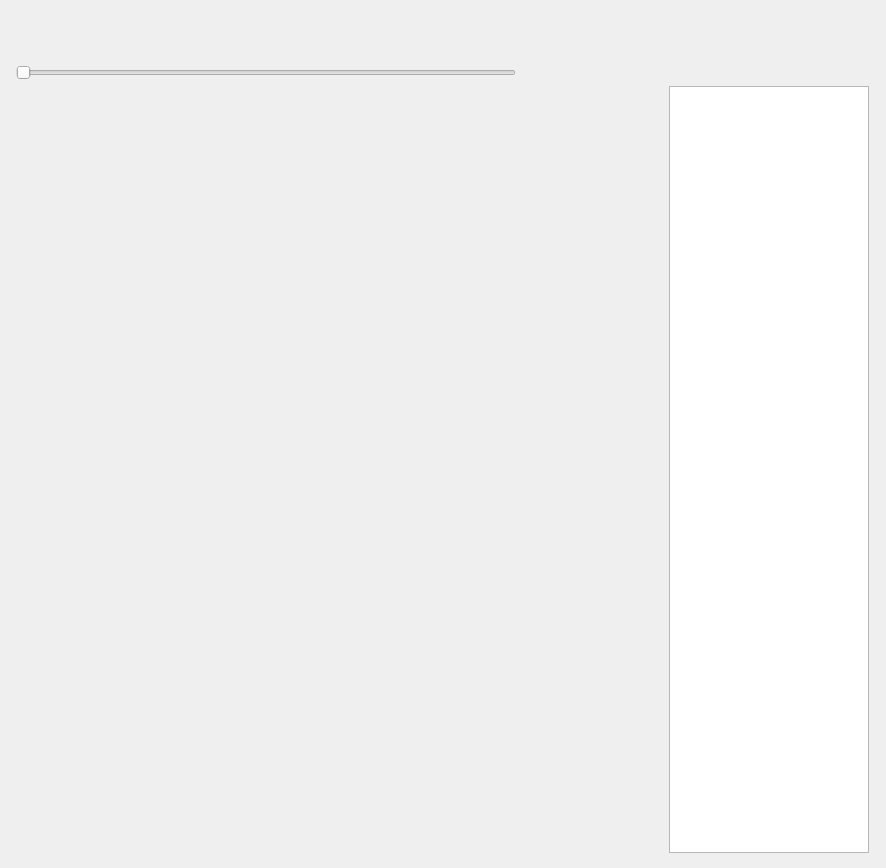
Before: the Qt Designer form mpldesigner/window.ui in dapperfu/PyQt5Scratch, drawn with Qt 5.
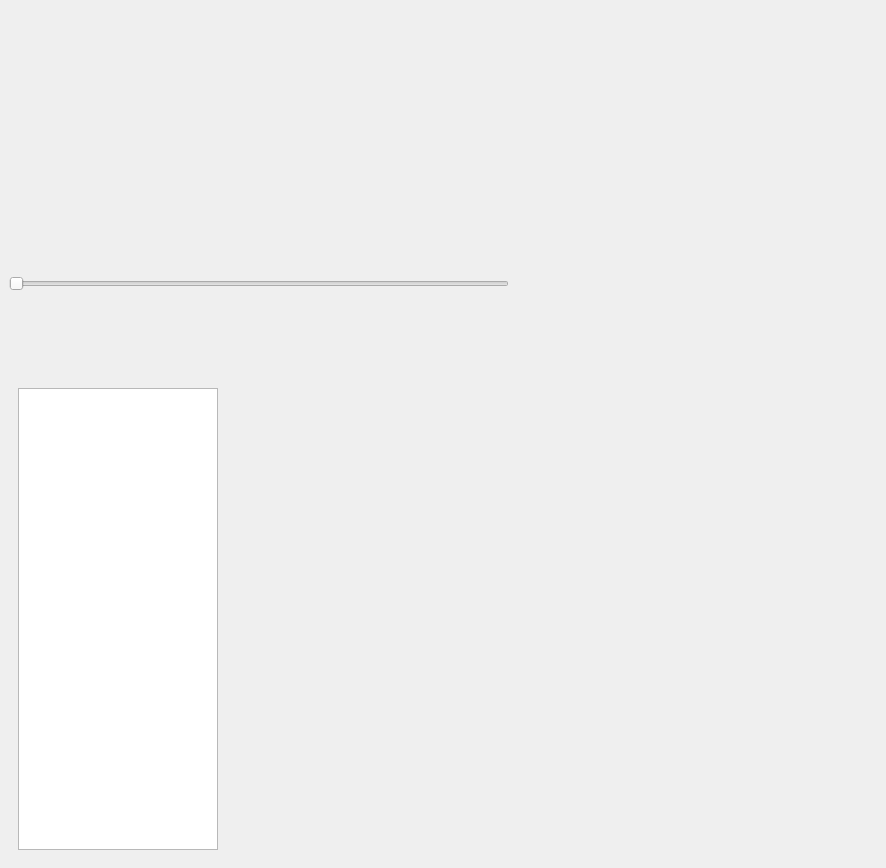
After: the same form once the commit is applied.

Commit message: Git Auto Commit: Sun Dec 11 04:07:51 EST 2016

What changed in the file:
```diff
--- a/mpldesigner/window.ui
+++ b/mpldesigner/window.ui
@@ -40,22 +40,6 @@
       </property>
      </widget>
     </item>
-    <item row="2" column="1">
-     <widget class="QListWidget" name="mplfigs">
-      <property name="sizePolicy">
-       <sizepolicy hsizetype="Minimum" vsizetype="Expanding">
-        <horstretch>0</horstretch>
-        <verstretch>0</verstretch>
-       </sizepolicy>
-      </property>
-      <property name="maximumSize">
-       <size>
-        <width>200</width>
-        <height>16777215</height>
-       </size>
-      </property>
-     </widget>
-    </item>
     <item row="2" column="0" rowspan="2">
      <widget class="QWidget" name="mplwindow" native="true">
       <property name="enabled">
@@ -73,7 +57,24 @@
         <height>480</height>
        </size>
       </property>
-      <layout class="QVBoxLayout" name="mplvl"/>
+      <layout class="QVBoxLayout" name="mplvl">
+       <item>
+        <widget class="QListWidget" name="mplfigs">
+         <property name="sizePolicy">
+          <sizepolicy hsizetype="Minimum" vsizetype="Expanding">
+           <horstretch>0</horstretch>
+           <verstretch>0</verstretch>
+          </sizepolicy>
+         </property>
+         <property name="maximumSize">
+          <size>
+           <width>200</width>
+           <height>16777215</height>
+          </size>
+         </property>
+        </widget>
+       </item>
+      </layout>
      </widget>
     </item>
     <item row="0" column="0" colspan="2">
```
